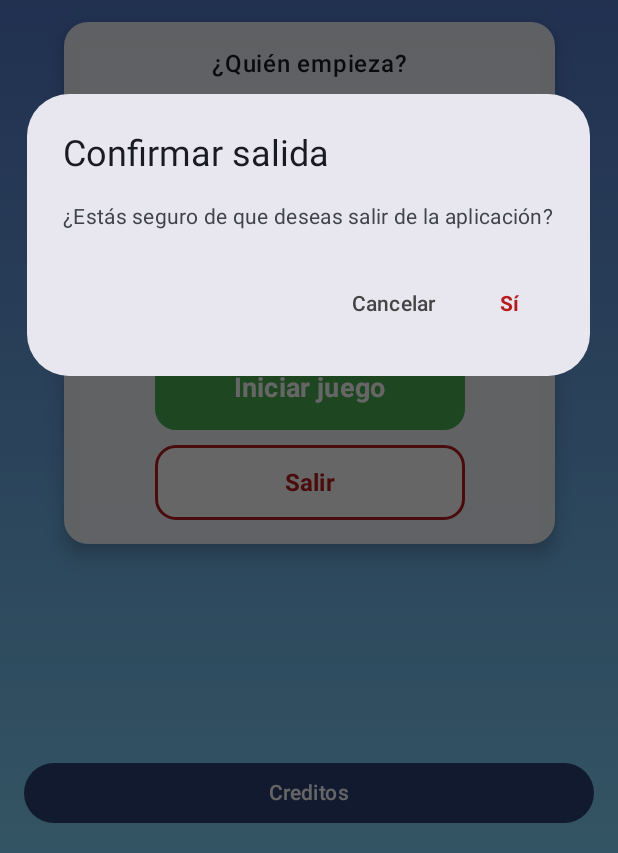
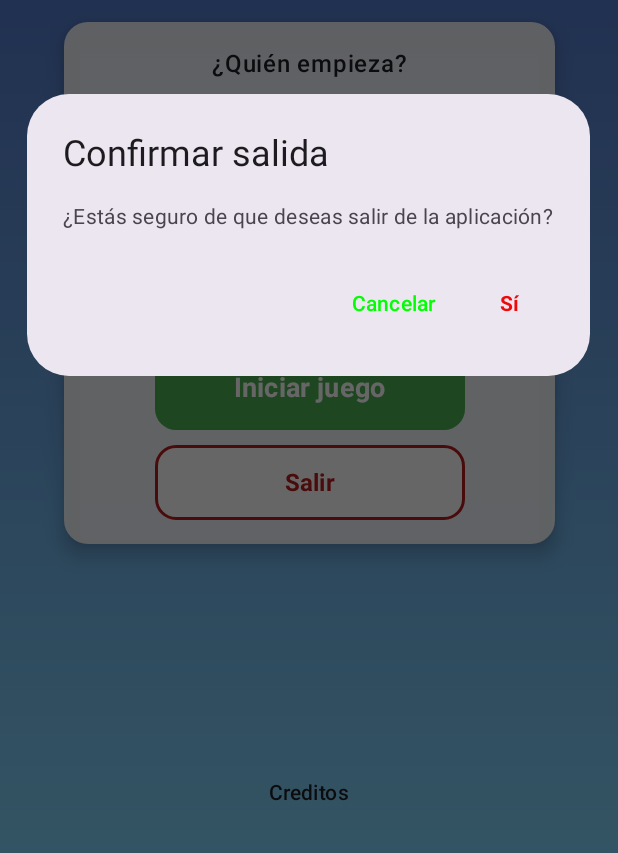
Before and after one commit to FrGp-dev/Movil_App_Dev, an Android app built with Jetpack Compose: the screen it shows after launch (MainActivity), after a tap on "Salir", on a phone screen of 412 x 824 dp, the part 383-1236 px from its top. Run offline under Robolectric (Android 15) with nearby library versions, the phone set to English and light mode, and no system bars; 2 other taps on this screen came first.

Commit message:
Actualizando Reto 4 con correcion de errores y colores

```diff
--- a/app/src/main/java/com/example/triqui/pantallas/PantallaInicio.kt
+++ b/app/src/main/java/com/example/triqui/pantallas/PantallaInicio.kt
@@ -14,6 +14,7 @@ import androidx.compose.ui.Modifier
 import androidx.compose.ui.graphics.Brush
 import androidx.compose.ui.graphics.Color
 import androidx.activity.compose.LocalActivity
+import androidx.compose.material3.MaterialTheme
 import androidx.compose.ui.text.font.FontWeight
 import androidx.compose.ui.unit.dp
 import androidx.compose.ui.unit.sp
@@ -48,6 +49,7 @@ fun PantallaInicio(navController: NavHostController) {
                     fontSize = 34.sp,
                     fontWeight = FontWeight.ExtraBold,
                     color = Color.White,
+                    lineHeight = 40.sp,
                     modifier = Modifier.padding(bottom = 24.dp)
                 )
             }
@@ -77,7 +79,7 @@ fun PantallaInicio(navController: NavHostController) {
                             shape = RoundedCornerShape(12.dp),
                             modifier = Modifier.padding(6.dp)
                         ) {
-                            Text("Android")
+                            Text("Android",color = Color.Red)
                         }
                     }
 
@@ -150,12 +152,12 @@ fun PantallaInicio(navController: NavHostController) {
                                         activity?.finish()
                                     }
                                 ) {
-                                    Text("Sí", color = Color(0xFFB71C1C), fontWeight = FontWeight.Bold)
+                                    Text("Sí", color = Color(0xFFEE0A0A), fontWeight = FontWeight.Bold)
                                 }
                             },
                             dismissButton = {
                                 TextButton(onClick = { mostrar_alerta = false }) {
-                                    Text("Cancelar", color = Color.DarkGray)
+                                    Text("Cancelar", color = Color.Green)
                                 }
                             }
                         )
@@ -163,13 +165,14 @@ fun PantallaInicio(navController: NavHostController) {
                 }
             }
         }
-        Button(onClick = { mostrar_creditos=true},
+        TextButton(onClick = { mostrar_creditos=true},
             modifier = Modifier
                 .align(Alignment.BottomCenter)
                 .fillMaxWidth()
                 .padding(16.dp)
+                .navigationBarsPadding()
         ) {
-            Text("Creditos")
+            Text("Creditos",color = MaterialTheme.colorScheme.onSurface)
         }
         if (mostrar_creditos) {
             AlertDialog(
--- a/app/src/main/java/com/example/triqui/ui/theme/Theme.kt
+++ b/app/src/main/java/com/example/triqui/ui/theme/Theme.kt
@@ -10,11 +10,20 @@ import androidx.compose.material3.dynamicLightColorScheme
 import androidx.compose.material3.lightColorScheme
 import androidx.compose.runtime.Composable
 import androidx.compose.ui.platform.LocalContext
+import androidx.compose.ui.graphics.Color
+
 
 private val DarkColorScheme = darkColorScheme(
-    primary = Purple80,
-    secondary = PurpleGrey80,
-    tertiary = Pink80
+    primary = Color(0xFF81C784),
+    secondary = Color(0xFFE30C0C),
+    tertiary = Color(0xFF64B5F6),
+    background = Color(0xFF121212),
+    surface = Color(0xFF1E1E1E),
+    onPrimary = Color.Black,
+    onSecondary = Color.Black,
+    onTertiary = Color.Black,
+    onBackground = Color.Black,
+    onSurface = Color.White
 )
 
 private val LightColorScheme = lightColorScheme(
@@ -37,7 +46,7 @@ private val LightColorScheme = lightColorScheme(
 fun TriquiTheme(
     darkTheme: Boolean = isSystemInDarkTheme(),
     // Dynamic color is available on Android 12+
-    dynamicColor: Boolean = true,
+    dynamicColor: Boolean = false,
     content: @Composable () -> Unit
 ) {
     val colorScheme = when {
```
Also changed, not shown: app/src/main/java/com/example/triqui/pantallas/PantallaJuego.kt (+11 -7 lines).
